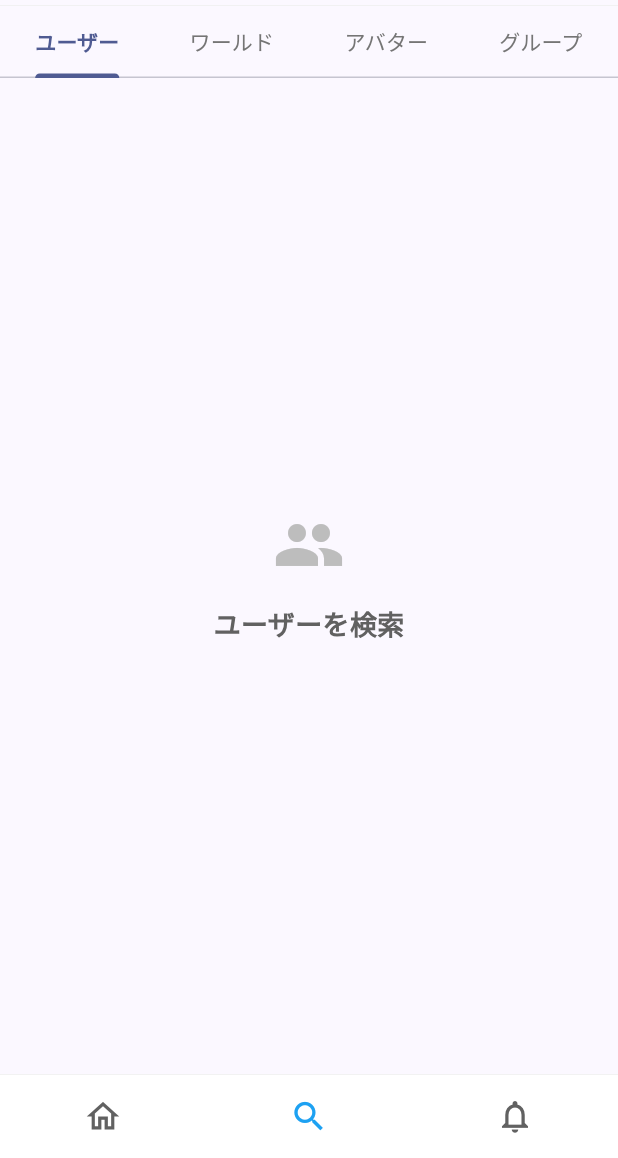
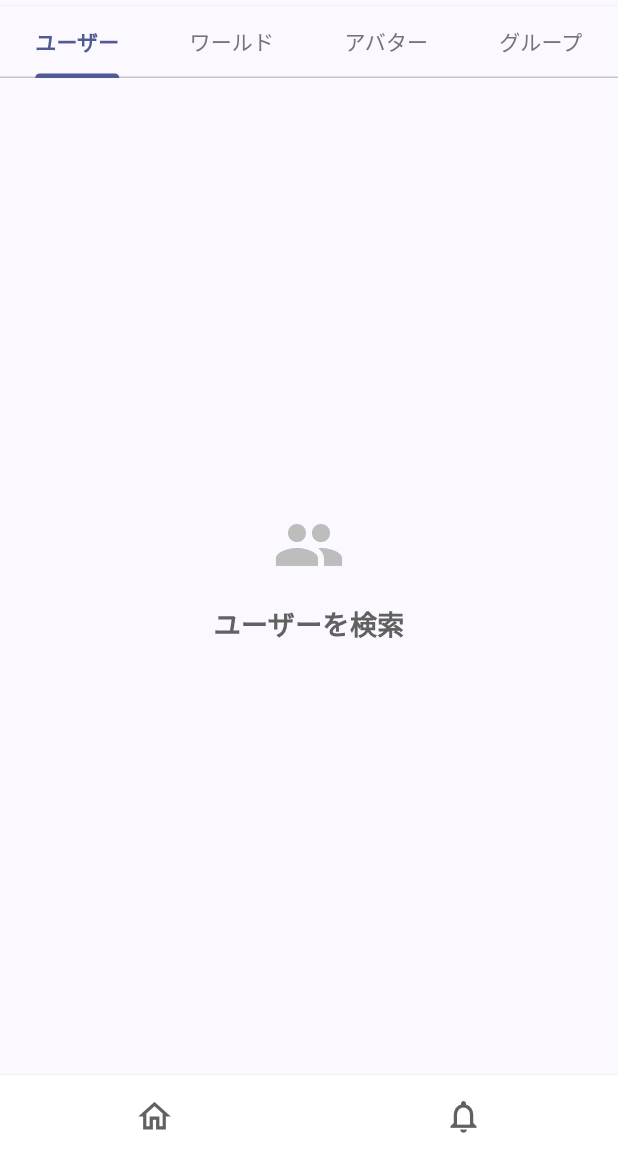
Before and after one commit to AmaotoRaining/VRCN, a Flutter app: the SearchPage screen opened by its route, on a phone screen of 412 x 824 dp, the part 78-1236 px from its top. Run offline on Flutter 3.47's test engine with Material 3 defaults, Android fonts, the phone set to English and light mode, and no system bars; our stand-ins replace cached_network_image, firebase_analytics, firebase_core, flutter_animate, flutter_cache_manager, flutter_dotenv and 9 more; missing offline and left inert: favicon, flutter_dynamic_icon_plus, otp, vrchat_dart; accounts and stored records are empty.

Commit message:
feat: 不快なコンテンツ表示の設定を追加し、ナビゲーションバーに条件付きタブを実装

```diff
--- a/lib/widgets/navigation_bar.dart
+++ b/lib/widgets/navigation_bar.dart
@@ -5,6 +5,7 @@ import 'package:vrchat/pages/search_page.dart';
 import 'package:vrchat/provider/navigation_provider.dart';
 import 'package:vrchat/provider/notification_provider.dart';
 import 'package:vrchat/provider/search_providers.dart';
+import 'package:vrchat/provider/settings_provider.dart';
 import 'package:vrchat/widgets/app_bar.dart';
 import 'package:vrchat/widgets/app_drawer.dart';
 import 'package:vrchat/widgets/friend_sort_dialog.dart';
@@ -126,6 +127,28 @@ class Navigation extends ConsumerWidget {
   ) {
     final backgroundColor = isDarkMode ? Colors.black : Colors.white;
     final borderColor = isDarkMode ? Colors.grey[900] : Colors.grey[200];
+    final allowNsfw = ref.watch(settingsProvider).allowNsfw;
+
+    // 表示するタブのインデックスと設定
+    final tabs = <NavigationTabInfo>[
+      NavigationTabInfo(
+        index: 0,
+        icon: Icons.home_outlined,
+        activeIcon: Icons.home,
+      ),
+      // 不快なコンテンツの同意がある場合のみ検索タブを含める
+      if (allowNsfw)
+        NavigationTabInfo(
+          index: 1,
+          icon: Icons.search_outlined,
+          activeIcon: Icons.search,
+        ),
+      NavigationTabInfo(
+        index: 2,
+        icon: Icons.notifications_none_outlined,
+        activeIcon: Icons.notifications,
+      ),
+    ];
 
     return DecoratedBox(
       decoration: BoxDecoration(
@@ -138,32 +161,19 @@ class Navigation extends ConsumerWidget {
           height: 56,
           child: Row(
             mainAxisAlignment: MainAxisAlignment.spaceAround,
-            children: [
-              _buildNavItem(
-                context,
-                0,
-                Icons.home_outlined,
-                Icons.home,
-                isDarkMode,
-                ref,
-              ),
-              _buildNavItem(
-                context,
-                1,
-                Icons.search_outlined,
-                Icons.search,
-                isDarkMode,
-                ref,
-              ),
-              _buildNavItem(
-                context,
-                2,
-                Icons.notifications_none_outlined,
-                Icons.notifications,
-                isDarkMode,
-                ref,
-              ),
-            ],
+            children:
+                tabs
+                    .map(
+                      (tab) => _buildNavItem(
+                        context,
+                        tab.index,
+                        tab.icon,
+                        tab.activeIcon,
+                        isDarkMode,
+                        ref,
+                      ),
+                    )
+                    .toList(),
           ),
         ),
       ),
@@ -179,6 +189,7 @@ class Navigation extends ConsumerWidget {
     WidgetRef ref,
   ) {
     final isActive = currentIndex == index;
+    final allowNsfw = ref.watch(settingsProvider).allowNsfw;
 
     const twitterBlue = Color(0xFF1DA1F2);
     const activeColor = twitterBlue;
@@ -192,16 +203,17 @@ class Navigation extends ConsumerWidget {
         ref.read(navigationIndexProvider.notifier).state = index;
 
         final router = GoRouter.of(context);
-        final String destination;
 
         // 遷移先の設定
+        final String destination;
         switch (index) {
           case 0:
             destination = '/';
           case 1:
             destination = '/search';
           case 2:
-            destination = '/notifications';
+            // allowNsfwがfalseの場合、タブ2は通知画面になる
+            destination = allowNsfw ? '/notifications' : '/notifications';
           default:
             destination = '/';
         }
@@ -225,3 +237,16 @@ class Navigation extends ConsumerWidget {
     );
   }
 }
+
+// NavigationTabInfoクラスを追加
+class NavigationTabInfo {
+  final int index;
+  final IconData icon;
+  final IconData activeIcon;
+
+  NavigationTabInfo({
+    required this.index,
+    required this.icon,
+    required this.activeIcon,
+  });
+}
```
Also changed, not shown: lib/pages/settings_page.dart (+47 -0 lines), lib/provider/settings_provider.dart (+16 -0 lines), 2 other files.
